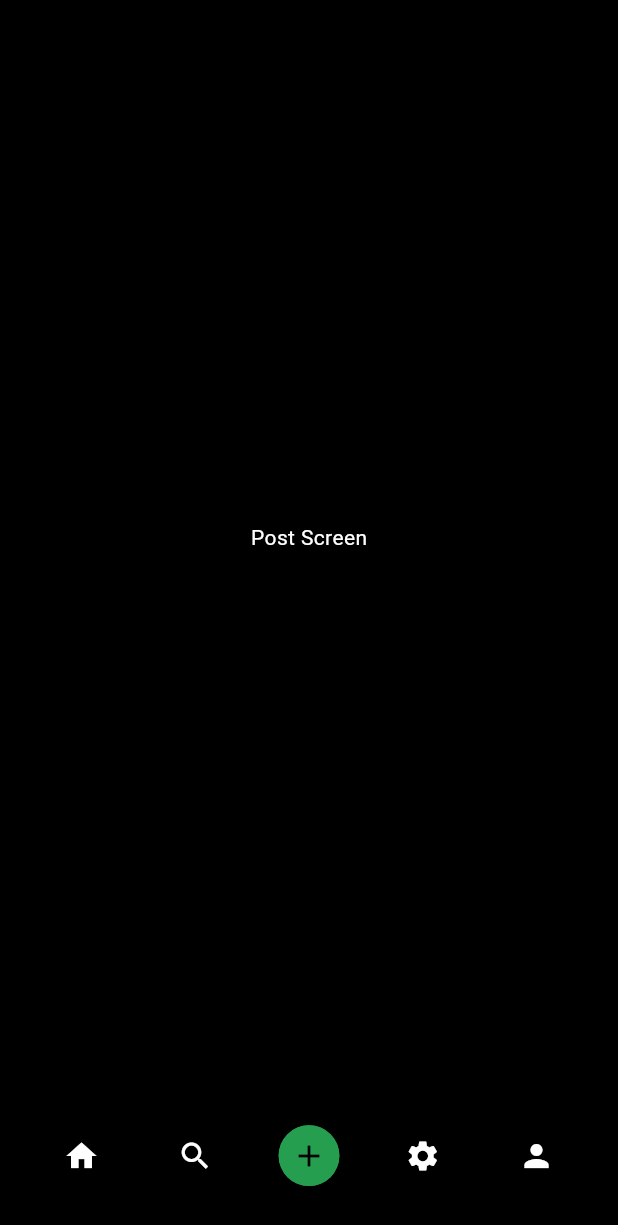
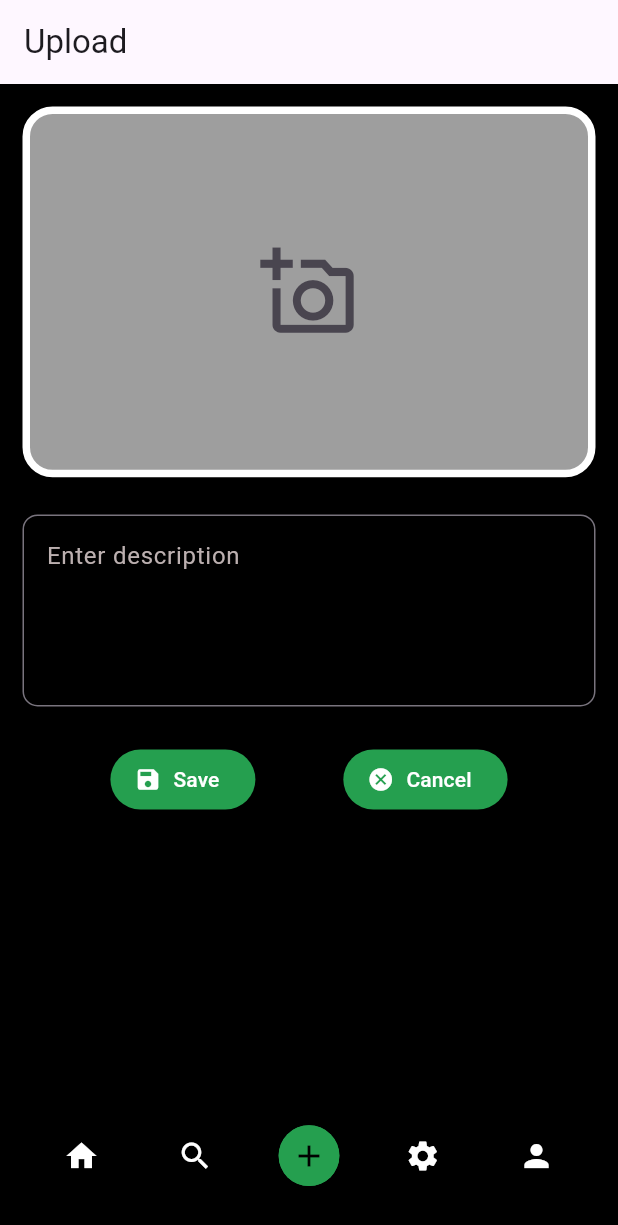
Before and after one commit to jibil123/Joylink-Social-media, a Flutter app: the BottomNavigationScreen screen opened directly, item 3 of the bottom bar chosen, on a phone screen of 412 x 824 dp. Shown: the top 1225 px of the screen. Run offline on Flutter 3.47's test engine with Material 3 defaults, Android fonts, the phone set to English and light mode, and no system bars; our stand-ins replace bloc, cloud_firestore, firebase_auth, firebase_core, firebase_storage, flutter_bloc and 3 more; accounts and stored records are empty.

Commit message:
post added

```diff
--- a/lib/main.dart
+++ b/lib/main.dart
@@ -2,6 +2,7 @@ import 'package:firebase_core/firebase_core.dart';
 import 'package:flutter/material.dart';
 import 'package:flutter_bloc/flutter_bloc.dart';
 import 'package:joylink/firebase_options.dart';
+import 'package:joylink/model/bloc/postBloc/post_bloc.dart';
 import 'package:joylink/model/bloc/bottomNavigation/bottom_navigation_bloc.dart';
 import 'package:joylink/model/bloc/editDetials/edit_details_bloc.dart';
 import 'package:joylink/model/bloc/forgotPassword/forgott_password_bloc.dart';
@@ -40,8 +41,11 @@ class MyApp extends StatelessWidget {
         BlocProvider(
           create: (context) => ProfilePhotoBloc(),
         ),
-                BlocProvider(
+        BlocProvider(
           create: (context) => EditDetailsBloc(),
+        ),
+        BlocProvider(
+          create: (context) => PostBloc(),
         ),
       ],
       child: MaterialApp(
--- /dev/null
+++ b/lib/model/bloc/authBloc/model/post_model.dart
@@ -0,0 +1,8 @@
+import 'dart:typed_data';
+
+class PostModel{
+  Uint8List? photo;
+  String?description;
+  String?id;
+  PostModel({this.photo,this.description,this.id});
+}
--- /dev/null
+++ b/lib/model/bloc/postBloc/post_bloc.dart
@@ -0,0 +1,46 @@
+import 'dart:typed_data';
+import 'package:bloc/bloc.dart';
+import 'package:cloud_firestore/cloud_firestore.dart';
+import 'package:joylink/model/bloc/authBloc/model/post_model.dart';
+import 'package:meta/meta.dart';
+import 'package:firebase_storage/firebase_storage.dart' as firebase_storage;
+part 'post_event.dart';
+part 'post_state.dart';
+
+class PostBloc extends Bloc<PostEvent, PostState> {
+  PostBloc() : super(PostInitial()) {
+    on<AddPhoto>(_onAddPhoto);
+    on<SavePostEvent>(onSavePost);
+    on<CancelPostEvent>(onCancelPost);
+  }
+  void _onAddPhoto(AddPhoto event, Emitter<PostState> emit) {
+    emit(PostPhotoAdded(photo: event.photo));
+  }
+
+  void onSavePost(SavePostEvent event, Emitter<PostState> emit) async {
+    print(event.postModel.description);
+    print(event.postModel.photo);
+    emit(PostLoadingState());
+    try {
+      firebase_storage.Reference ref = firebase_storage.FirebaseStorage.instance
+          .ref('upload photos')
+          .child(DateTime.now().microsecondsSinceEpoch.toString());
+      final metadata =
+          firebase_storage.SettableMetadata(contentType: 'image/jpeg');
+      await ref.putData(event.postModel.photo!, metadata);
+      String downloadURL = await ref.getDownloadURL();
+      await FirebaseFirestore.instance.collection('user post').add({
+        'description': event.postModel.description,
+        'photoUrl': downloadURL,
+        'time': DateTime.now()
+      });
+      emit(PostSavedState());
+    } catch (e) {
+      print(e.toString());
+    }
+  }
+
+  void onCancelPost(CancelPostEvent event, Emitter<PostState> emit) {
+    emit(PostCanceledState());
+  }
+}
--- /dev/null
+++ b/lib/model/bloc/postBloc/post_event.dart
@@ -0,0 +1,18 @@
+part of 'post_bloc.dart';
+
+@immutable
+sealed class PostEvent {}
+
+class AddPhoto extends PostEvent {
+  final Uint8List photo;
+
+  AddPhoto({required this.photo});
+}
+
+class SavePostEvent extends PostEvent {
+  final PostModel postModel;
+
+  SavePostEvent({required this.postModel});
+}
+
+class CancelPostEvent extends PostEvent {}
--- /dev/null
+++ b/lib/model/bloc/postBloc/post_state.dart
@@ -0,0 +1,24 @@
+part of 'post_bloc.dart';
+
+@immutable
+sealed class PostState {}
+
+final class PostInitial extends PostState {}
+
+class PostPhotoAdded extends PostState {
+  final Uint8List photo;
+
+  PostPhotoAdded({required this.photo});
+}
+
+class PostDescriptionUpdatedState extends PostState {
+  final String description;
+
+  PostDescriptionUpdatedState({required this.description});
+}
+
+class PostSavedState extends PostState {}
+
+class PostCanceledState extends PostState {}
+
+class PostLoadingState extends PostState {}
--- a/lib/view/screens/authScreen/utils/bottomNavigaiton/pages.dart
+++ b/lib/view/screens/authScreen/utils/bottomNavigaiton/pages.dart
@@ -8,7 +8,7 @@ import 'package:joylink/view/screens/settingsScreen/setttings_screen.dart';
 List<Widget> tabs = [
   const HomeScreen(),
   const SearchScreen(),
-  const PostScreen(),
+   PostScreen(),
   const SettingScreen(),
   const ProfileScreen()
 ];
--- /dev/null
+++ b/lib/view/screens/authScreen/utils/custom_elevated_button.dart
@@ -0,0 +1,29 @@
+import 'package:flutter/material.dart';
+import 'package:flutter_bloc/flutter_bloc.dart';
+import 'package:joylink/model/bloc/postBloc/post_bloc.dart';
+import 'package:joylink/utils/colors.dart';
+
+class CustomElevatedButton extends StatelessWidget {
+  const CustomElevatedButton(
+      {super.key,
+      required this.label,
+      required this.onPressed,
+      required this.icon});
+  final String label;
+  final VoidCallback onPressed;
+  final IconData icon;
+
+  @override
+  Widget build(BuildContext context) {
+    return ElevatedButton.icon(
+      onPressed: () {
+        onPressed();
+      },
+      icon: Icon(icon),
+      label: Text(label),
+      style: ElevatedButton.styleFrom(
+          foregroundColor: AppColors.whiteColor,
+          backgroundColor: AppColors.primaryColor),
+    );
+  }
+}
--- /dev/null
+++ b/lib/view/screens/postScreen/post_photo.dart
@@ -0,0 +1,50 @@
+import 'package:flutter/material.dart';
+import 'package:flutter_bloc/flutter_bloc.dart';
+import 'package:image_picker/image_picker.dart';
+import 'package:joylink/model/bloc/authBloc/model/post_model.dart';
+import 'package:joylink/model/bloc/postBloc/post_bloc.dart';
+import 'package:joylink/utils/colors.dart';
+import 'package:joylink/utils/media_quary.dart';
+
+class PostPhotoScreen extends StatelessWidget {
+  const PostPhotoScreen({super.key});
+
+  @override
+  Widget build(BuildContext context) {
+    final postBloc = BlocProvider.of<PostBloc>(context);
+    return BlocConsumer<PostBloc, PostState>(
+      listener: (context, state) {
+        if (state is PostPhotoAdded) {
+          print('Photo added, length: ${state.photo.length}');
+        }
+      },
+      builder: (context, state) {
+        return Container(
+          decoration: BoxDecoration(
+              color: Colors.grey,
+              border: Border.all(color: AppColors.whiteColor, width: 5),
+              borderRadius: BorderRadius.circular(20)),
+          width: mediaqueryWidth(9, context),
+          height: mediaqueryHeight(0.3, context),
+          child: state is PostPhotoAdded
+              ? Image.memory(state.photo, fit: BoxFit.contain)
+              : Center(
+                  child: IconButton(
+                      onPressed: () async {
+                        final picker = ImagePicker();
+                        final pickedFile =
+                            await picker.pickImage(source: ImageSource.gallery);
+                        if (pickedFile != null) {
+                          final imageBytes = await pickedFile.readAsBytes();
+                          postBloc.add(AddPhoto(photo: imageBytes));
+                        }
+                      },
+                      icon: const Icon(
+                        Icons.add_a_photo_outlined,
+                        size: 65,
+                      ))),
+        );
+      },
+    );
+  }
+}
--- a/lib/view/screens/postScreen/post_screen.dart
+++ b/lib/view/screens/postScreen/post_screen.dart
@@ -1,12 +1,113 @@
 import 'package:flutter/material.dart';
+import 'package:flutter_bloc/flutter_bloc.dart';
+import 'package:joylink/model/bloc/authBloc/model/post_model.dart';
+import 'package:joylink/model/bloc/postBloc/post_bloc.dart';
+import 'package:joylink/utils/media_quary.dart';
+import 'package:joylink/view/screens/authScreen/utils/custom_elevated_button.dart';
+import 'package:joylink/view/screens/authScreen/utils/customtextformfield.dart';
+import 'package:joylink/view/screens/postScreen/post_photo.dart';
 
 class PostScreen extends StatelessWidget {
-  const PostScreen({super.key});
+  PostScreen({
+    super.key,
+  });
+
+  GlobalKey<FormState> formKey = GlobalKey<FormState>();
+  TextEditingController descriptionController = TextEditingController();
 
   @override
   Widget build(BuildContext context) {
-    return const Scaffold(
-      body: Center(child: Text('Post Screen')),
+    final postbloc = BlocProvider.of<PostBloc>(context);
+
+    return BlocConsumer<PostBloc, PostState>(
+      listener: (context, state) {
+        if (state is PostSavedState) {
+          descriptionController.text = '';
+          ScaffoldMessenger.of(context).showSnackBar(const SnackBar(
+            content: Text('Successfully done'),
+            backgroundColor: Colors.green,
+          ));
+        }
+        if (state is PostCanceledState) {
+          ScaffoldMessenger.of(context).showSnackBar(const SnackBar(
+            content: Text('Upload canceled'),
+            backgroundColor: Colors.red,
+          ));
+        }
+      },
+      builder: (context, state) {
+        if (state is PostLoadingState) {
+          return const Center(child: CircularProgressIndicator());
+        } else {
+          return Scaffold(
+            appBar: AppBar(
+              title: const Text('Upload'),
+            ),
+            body: Padding(
+              padding: const EdgeInsets.all(15),
+              child: SingleChildScrollView(
+                child: Form(
+                  key: formKey,
+                  child: Column(
+                    children: [
+                      const PostPhotoScreen(),
+                      SizedBox(
+                        height: mediaqueryHeight(0.03, context),
+                      ),
+                      CustomTextField(
+                          maxLines: 4,
+                          hintText: 'Enter description',
+                          controller: descriptionController,
+                          validator: (value) {
+                            if (value == null || value.isEmpty) {
+                              return 'Enter the description';
+                            } else {
+                              return null;
+                            }
+                          }),
+                      SizedBox(
+                        height: mediaqueryHeight(0.03, context),
+                      ),
+                      Row(
+                        mainAxisAlignment: MainAxisAlignment.spaceEvenly,
+                        children: [
+                          CustomElevatedButton(
+                              label: 'Save',
+                              onPressed: () {
+                                if (state is PostPhotoAdded) {
+                                  var postdata = PostModel(
+                                      description: descriptionController.text,
+                                      photo: (state).photo);
+                                  postbloc
+                                      .add(SavePostEvent(postModel: postdata));
+                                } else {
+                                  ScaffoldMessenger.of(context).showSnackBar(
+                                    const SnackBar(
+                                      content: Text(
+                                          'Please add a photo before upload'),
+                                      backgroundColor: Colors.red,
+                                    ),
+                                  );
+                                }
+                              },
+                              icon: Icons.save),
+                          CustomElevatedButton(
+                              label: 'Cancel',
+                              onPressed: () {
+                                descriptionController.text = '';
+                                postbloc.add(CancelPostEvent());
+                              },
+                              icon: Icons.cancel)
+                        ],
+                      )
+                    ],
+                  ),
+                ),
+              ),
+            ),
+          );
+        }
+      },
     );
   }
 }
--- a/pubspec.yaml
+++ b/pubspec.yaml
@@ -31,6 +31,7 @@ dependencies:
   bloc: ^8.1.4
   cloud_firestore: ^4.16.1
   cupertino_icons: ^1.0.6
+  file_picker: ^8.0.3
   firebase_auth: ^4.19.1
   firebase_core: ^2.29.0
   firebase_storage: ^11.7.4
```
Also changed, not shown: pubspec.lock.
